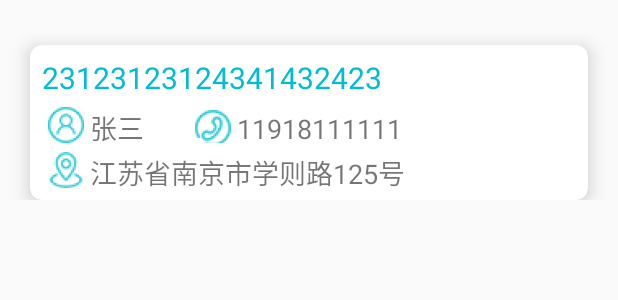
After one commit to Neo-101/ExpressAPP, an Android app: the layout itemview_layout.xml on its own in the app's theme, with its tools: preview values and no code run, on a phone screen of 412 x 824 dp. The commit adds this screen. Shown: the top 300 px of the screen. Run offline under Robolectric (Android 15) with nearby library versions, the phone set to English and light mode, and no system bars.

Commit message:
RecyclerView

```diff
--- a/app/build.gradle
+++ b/app/build.gradle
@@ -25,6 +25,7 @@ dependencies {
     compile 'com.android.support:design:23.4.0'
     compile 'com.android.support:appcompat-v7:23.4.0'
     compile 'com.android.support:cardview-v7:23.4.0'
+    compile 'com.android.support:recyclerview-v7:23.4.0'
     compile 'com.android.support:support-v4:23.4.0'
     compile 'com.miguelcatalan:materialsearchview:1.4.0'
 }
--- /dev/null
+++ b/app/src/main/java/example/com/expressapp/searchinformation/model/MyViewHolder.java
@@ -0,0 +1,19 @@
+package example.com.expressapp.searchinformation.model;
+
+import android.support.v7.widget.CardView;
+import android.support.v7.widget.RecyclerView;
+import android.view.View;
+
+import example.com.expressapp.R;
+
+/**
+ * Created by lxs on 2016/8/7.
+ */
+public class MyViewHolder extends RecyclerView.ViewHolder {
+    CardView mCardView;
+    public MyViewHolder(View itemView)
+    {
+        super(itemView);
+        mCardView=(CardView)itemView.findViewById(R.id.itemview_layout_cardview);
+    }
+}
--- /dev/null
+++ b/app/src/main/java/example/com/expressapp/searchinformation/model/RecyclerViewAdapter.java
@@ -0,0 +1,9 @@
+package example.com.expressapp.searchinformation.model;
+
+import android.support.v7.widget.RecyclerView;
+
+/**
+ * Created by lxs on 2016/8/7.
+ */
+public class RecyclerViewAdapter extends RecyclerView.Adapter<MyViewHolder> {
+}
--- a/app/src/main/res/layout/information_fragment_layout.xml
+++ b/app/src/main/res/layout/information_fragment_layout.xml
@@ -5,9 +5,9 @@
     tools:context="example.com.expressapp.searchinformation.view.InformationFragment">
 
     <!-- TODO: Update blank fragment layout -->
-    <TextView
+    <android.support.v7.widget.RecyclerView
+        android:id="@+id/information_fragment_layout_recyclerview"
         android:layout_width="match_parent"
-        android:layout_height="match_parent"
-        android:text="hello_information_fragment" />
+        android:layout_height="match_parent"/>
 
 </FrameLayout>
--- /dev/null
+++ b/app/src/main/res/layout/itemview_layout.xml
@@ -0,0 +1,67 @@
+<?xml version="1.0" encoding="utf-8"?>
+<LinearLayout xmlns:android="http://schemas.android.com/apk/res/android"
+    android:orientation="vertical"
+    android:layout_width="match_parent"
+    android:layout_height="wrap_content">
+
+    <android.support.v7.widget.CardView
+        xmlns:app="http://schemas.android.com/apk/res-auto"
+        android:layout_width="match_parent"
+        android:layout_height="wrap_content"
+        android:layout_marginLeft="20dp"
+        android:layout_marginRight="20dp"
+        android:layout_marginTop="30dp"
+        android:id="@+id/itemview_layout_cardview"
+        app:cardElevation="7dp"
+        app:cardCornerRadius="8dp"
+        app:cardBackgroundColor="#ffffff"
+        app:contentPadding="8dp">
+        <LinearLayout
+            android:layout_width="match_parent"
+            android:layout_height="wrap_content"
+            android:orientation="vertical">
+            <TextView
+                android:layout_width="match_parent"
+                android:layout_height="wrap_content"
+                android:id="@+id/itemview_layout_id_textview"
+                android:text="23123123124341432423"
+                android:textSize="20sp"
+                android:textColor="@color/colorPrimary" />
+            <LinearLayout
+                android:layout_width="match_parent"
+                android:layout_height="wrap_content"
+                android:orientation="horizontal">
+                <TextView
+                    android:layout_width="wrap_content"
+                    android:layout_height="24dp"
+                    android:layout_marginTop="6dp"
+                    android:id="@+id/itemview_layout_name_textview"
+                    android:drawableLeft="@drawable/ic_cardview_name"
+                    android:drawableTint="@color/colorPrimary"
+                    android:text="张三"
+                    android:textSize="18sp"/>
+                <TextView
+                    android:layout_width="wrap_content"
+                    android:layout_height="24dp"
+                    android:layout_marginTop="6dp"
+                    android:layout_marginLeft="30dp"
+                    android:id="@+id/itemview_layout_phone_textview"
+                    android:drawableLeft="@drawable/ic_cardview_phone"
+                    android:drawableTint="@color/colorPrimary"
+                    android:text="11918111111"
+                    android:textSize="18sp"/>
+            </LinearLayout>
+            <TextView
+                android:layout_width="match_parent"
+                android:layout_height="24dp"
+                android:layout_marginTop="6dp"
+                android:id="@+id/itemview_layout_address_textview"
+                android:drawableLeft="@drawable/ic_cardview_address"
+                android:drawableTint="@color/colorPrimary"
+                android:text="江苏省南京市学则路125号"
+                android:textSize="18sp"/>
+        </LinearLayout>
+
+    </android.support.v7.widget.CardView>
+
+</LinearLayout>
```
Also changed, not shown: app/src/main/java/example/com/expressapp/login/view/LoginActivity.java (+13 -0 lines), app/src/main/res/drawable-hdpi/ic_cardview_address.png (added), app/src/main/res/drawable-hdpi/ic_cardview_name.png (added), app/src/main/res/drawable-hdpi/ic_cardview_phone.png (added), app/src/main/res/drawable-mdpi/ic_cardview_address.png (added), app/src/main/res/drawable-mdpi/ic_cardview_name.png (added), app/src/main/res/drawable-mdpi/ic_cardview_phone.png (added), app/src/main/res/drawable-xhdpi/ic_cardview_address.png (added), app/src/main/res/drawable-xhdpi/ic_cardview_name.png (added), app/src/main/res/drawable-xhdpi/ic_cardview_phone.png (added), app/src/main/res/drawable-xxhdpi/ic_cardview_address.png (added), app/src/main/res/drawable-xxhdpi/ic_cardview_name.png (added), app/src/main/res/drawable-xxhdpi/ic_cardview_phone.png (added).
